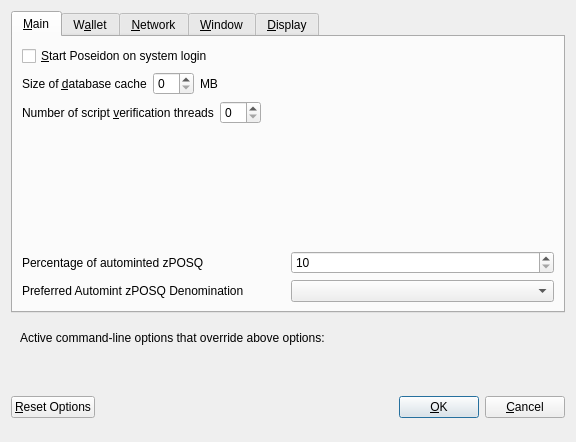
Before: the Qt Designer form src/qt/forms/optionsdialog.ui in poseidondev/posq, drawn with Qt 5.
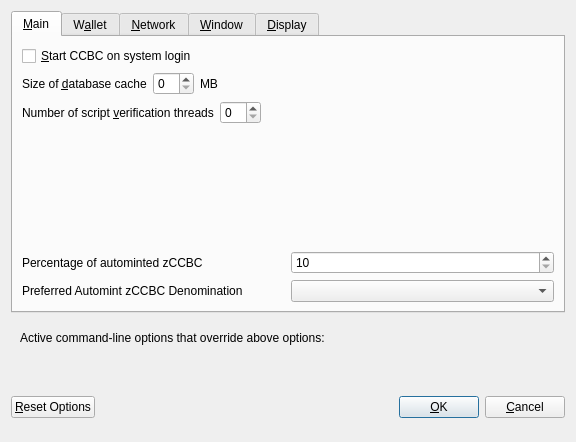
After: the same form once the commit is applied. Custom widgets are drawn as their Qt base class.

The edit to the form file:
```diff
--- a/src/qt/forms/optionsdialog.ui
+++ b/src/qt/forms/optionsdialog.ui
@@ -33,7 +33,7 @@
           <string>Automatically start Poseidon after logging in to the system.</string>
          </property>
          <property name="text">
-          <string>&amp;Start Poseidon on system login</string>
+          <string>&amp;Start CCBC on system login</string>
          </property>
         </widget>
        </item>
@@ -138,7 +138,7 @@
             <string>Percentage of incoming POSQ which get automatically converted to zPOSQ via Zerocoin Protocol (min: 10%)</string>
            </property>
            <property name="text">
-            <string>Percentage of autominted zPOSQ</string>
+            <string>Percentage of autominted zCCBC</string>
            </property>
           </widget>
          </item>
@@ -171,7 +171,7 @@
             <string>Wait with automatic conversion to Zerocoin until enough POSQ for this denomination is available</string>
            </property>
            <property name="text">
-            <string>Preferred Automint zPOSQ Denomination</string>
+            <string>Preferred Automint zCCBC Denomination</string>
            </property>
           </widget>
          </item>
```
Left out of the diff: 16 changed lines with no effect on the pictures.
